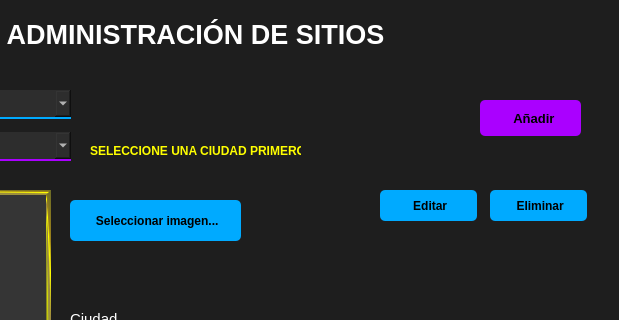
The window that vistas/manejarSitios.ui (SergioR29/AdminTurismo) describes before a commit, drawn with Qt 5; both pictures show x 230 to 849 and y 0 to 320 of the 849 by 718 pixel window.
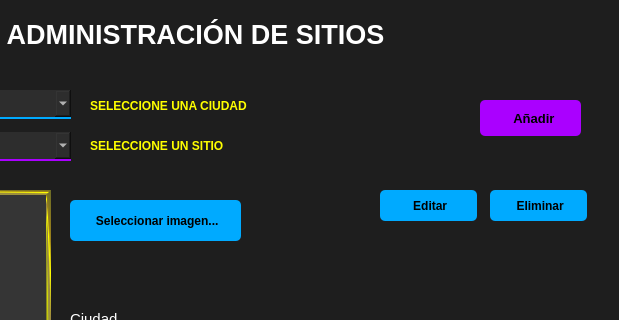
The same window after the commit. Icons and pictures are not drawn.

```diff
--- a/vistas/manejarSitios.ui
+++ b/vistas/manejarSitios.ui
@@ -501,11 +501,17 @@
     <property name="geometry">
      <rect>
       <x>320</x>
-      <y>140</y>
+      <y>90</y>
       <width>211</width>
-      <height>21</height>
+      <height>31</height>
      </rect>
     </property>
+    <property name="sizePolicy">
+     <sizepolicy hsizetype="Expanding" vsizetype="Preferred">
+      <horstretch>0</horstretch>
+      <verstretch>0</verstretch>
+     </sizepolicy>
+    </property>
     <property name="font">
      <font>
       <bold>true</bold>
@@ -515,33 +521,34 @@
      <string notr="true">color: rgb(255, 255, 0);</string>
     </property>
     <property name="text">
-     <string>SELECCIONE UNA CIUDAD PRIMERO</string>
+     <string>SELECCIONE UNA CIUDAD</string>
     </property>
    </widget>
-   <widget class="QPushButton" name="recargar">
+   <widget class="QLabel" name="aviso_sitio">
     <property name="geometry">
      <rect>
-      <x>310</x>
-      <y>90</y>
-      <width>31</width>
+      <x>320</x>
+      <y>130</y>
+      <width>381</width>
       <height>31</height>
      </rect>
     </property>
+    <property name="sizePolicy">
+     <sizepolicy hsizetype="Expanding" vsizetype="Preferred">
+      <horstretch>0</horstretch>
+      <verstretch>0</verstretch>
+     </sizepolicy>
+    </property>
+    <property name="font">
+     <font>
+      <bold>true</bold>
+     </font>
+    </property>
     <property name="styleSheet">
-     <string notr="true">border:none;</string>
+     <string notr="true">color: rgb(255, 255, 0);</string>
     </property>
     <property name="text">
-     <string/>
-    </property>
-    <property name="icon">
-     <iconset>
-      <normaloff>../recursos/iconos/refrescar.png</normaloff>../recursos/iconos/refrescar.png</iconset>
-    </property>
-    <property name="iconSize">
-     <size>
-      <width>32</width>
-      <height>32</height>
-     </size>
+     <string>SELECCIONE UN SITIO</string>
     </property>
    </widget>
   </widget>
```
